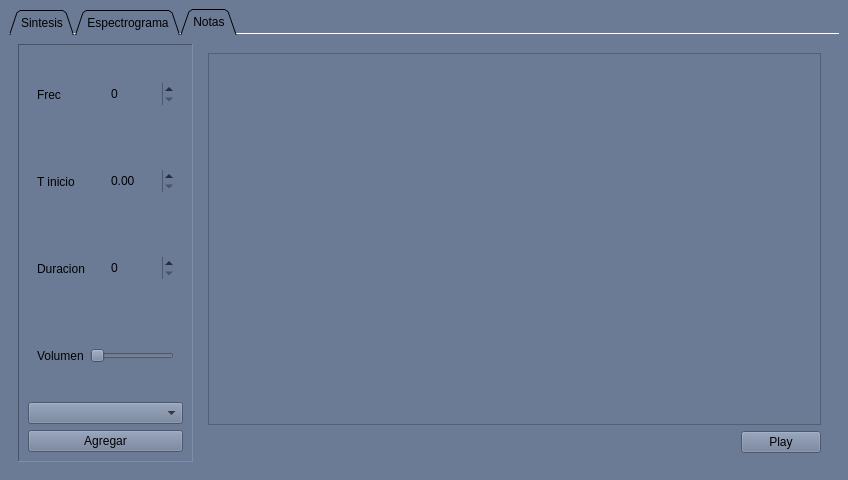
Above: ProgramaPrincipal/FrontEnd/designer/main_window.ui from grupo-1-ASSD-E2/ASSD-TP2 before the change. Below: the same form after it.
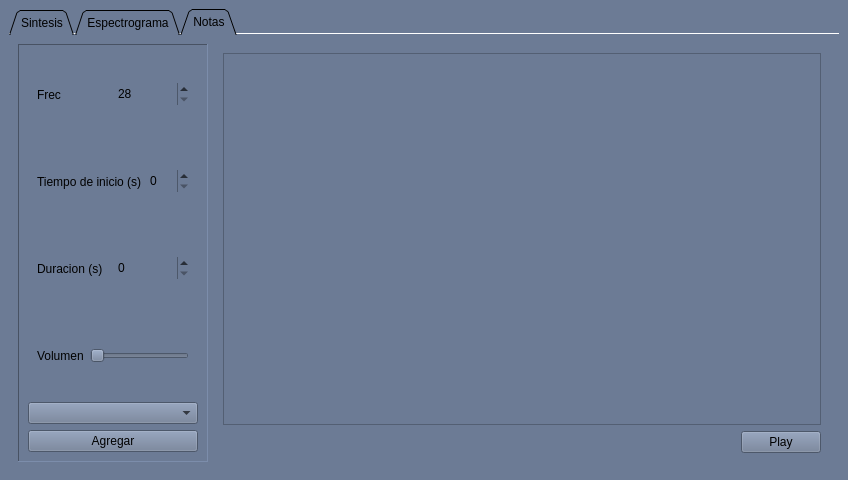
That is the form after the change. The open tabs and pages were chosen to show the change. Icons and pictures are not drawn. Custom widgets are drawn as their Qt base class.

Diff of the .ui file:
```diff
--- a/ProgramaPrincipal/FrontEnd/designer/main_window.ui
+++ b/ProgramaPrincipal/FrontEnd/designer/main_window.ui
@@ -610,6 +610,12 @@
                 <property name="frame">
                  <bool>false</bool>
                 </property>
+                <property name="minimum">
+                 <number>28</number>
+                </property>
+                <property name="maximum">
+                 <number>4186</number>
+                </property>
                </widget>
               </item>
              </layout>
@@ -621,12 +627,15 @@
               <item>
                <widget class="QLabel" name="label_5">
                 <property name="text">
-                 <string>T inicio</string>
+                 <string>Tiempo de inicio (s)</string>
+                </property>
+                <property name="wordWrap">
+                 <bool>true</bool>
                 </property>
                </widget>
               </item>
               <item>
-               <widget class="QDoubleSpinBox" name="note_time">
+               <widget class="QSpinBox" name="note_time">
                 <property name="frame">
                  <bool>false</bool>
                 </property>
@@ -641,7 +650,7 @@
               <item>
                <widget class="QLabel" name="label_6">
                 <property name="text">
-                 <string>Duracion</string>
+                 <string>Duracion (s)</string>
                 </property>
                </widget>
               </item>
@@ -667,6 +676,9 @@
               </item>
               <item>
                <widget class="QSlider" name="note_volume">
+                <property name="maximum">
+                 <number>127</number>
+                </property>
                 <property name="orientation">
                  <enum>Qt::Horizontal</enum>
                 </property>
@@ -704,8 +716,8 @@
                <rect>
                 <x>0</x>
                 <y>0</y>
-                <width>98</width>
-                <height>28</height>
+                <width>616</width>
+                <height>380</height>
                </rect>
               </property>
               <layout class="QVBoxLayout" name="verticalLayout_10">
```
Left out of the diff: 2 changed lines with no effect on the pictures.
